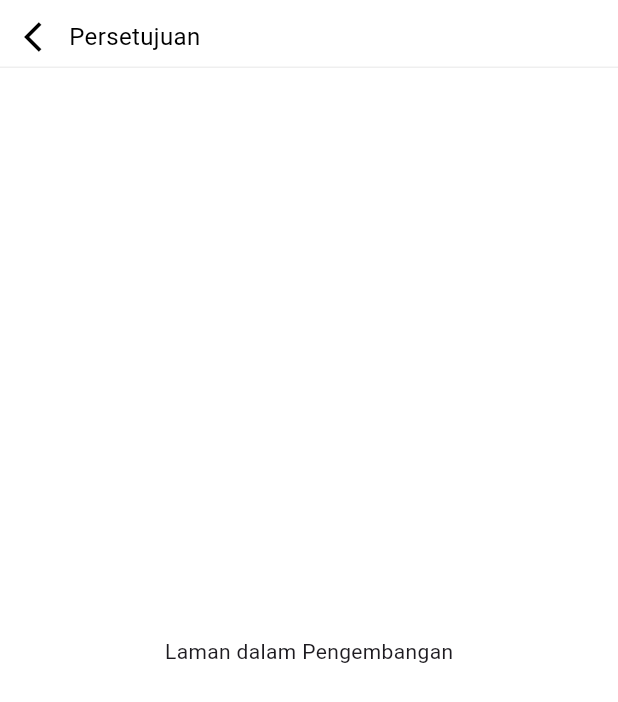
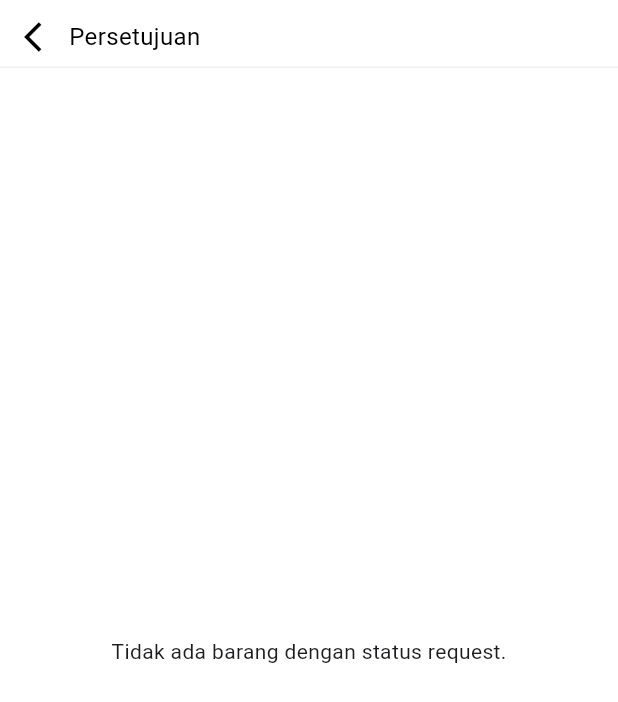
Before and after one commit to Sidqii/OM, a Flutter app: the ApprovePage screen opened directly with sample values from the repository, on a phone screen of 412 x 824 dp. Shown: the top 702 px of the screen. Run offline on Flutter 3.47's test engine with Material 3 defaults, Android fonts, the light colour scheme and no system bars; our stand-ins replace card_loading, fl_chart, table_calendar.

Commit message:
Ninth commit

```diff
--- a/lib/dummy/dummy_calendar.dart
+++ b/lib/dummy/dummy_calendar.dart
@@ -5,5 +5,4 @@ final Map<DateTime, List<String>> dummyEvents = {
   DateTime.utc(2024, 11, 18): ['Meeting Tim', 'Perencanaan Kelola Barang'],
   DateTime.utc(2024, 12, 13): ['Pemaparan aplikasi mobile'],
   DateTime.utc(2024, 12, 16): ['Akhir kegiatan KKP'],
-
 };
--- a/lib/menu/approvement/menu_approvement.dart
+++ b/lib/menu/approvement/menu_approvement.dart
@@ -4,15 +4,33 @@ import 'package:pusdatin_end/widget/component/page/comp_kembali.dart';
 
 class ApprovePage extends StatelessWidget {
   final pengguna user;
+  final List<Map<String, dynamic>> dataBarang;
 
-  const ApprovePage ({Key?key ,required this.user}) : super(key: key);
+  const ApprovePage({super.key, required this.dataBarang, required this.user});
 
   @override
   Widget build(BuildContext context) {
+    final List<Map<String, dynamic>> barangRequest =
+        dataBarang.where((item) => item['status'] == 'Request').toList();
+
     return Scaffold(
       backgroundColor: Colors.white,
-      appBar: CompKembali(title: 'Persetujuan'),
-      body: Center(child: Text('Laman dalam Pengembangan')),
+      appBar: CompKembali(
+        title: 'Persetujuan',
+      ),
+      body: barangRequest.isEmpty
+          ? const Center(child: Text('Tidak ada barang dengan status request.'))
+          : ListView.builder(
+              itemCount: barangRequest.length,
+              itemBuilder: (context, index) {
+                final barang = barangRequest[index];
+                return ListTile(
+                  leading: const Icon(Icons.inventory),
+                  title: Text(barang['nama']),
+                  subtitle: Text('Jumlah: ${barang['jumlah']}'),
+                );
+              },
+            ),
     );
   }
 }
--- a/lib/menu/pengajuan/menu_pengajuan.dart
+++ b/lib/menu/pengajuan/menu_pengajuan.dart
@@ -6,6 +6,7 @@ import 'package:pusdatin_end/widget/component/field/field_text.dart';
 
 class LoanRequestPage extends StatefulWidget {
   final pengguna user;
+
 LoanRequestPage({required this.user});
   @override
   _tambahPeminjaman createState() => _tambahPeminjaman();
--- a/lib/menu/profile/menu_profile.dart
+++ b/lib/menu/profile/menu_profile.dart
@@ -40,7 +40,7 @@ class profilePage extends StatelessWidget {
     return Scaffold(
       backgroundColor: Colors.white,
       appBar: CompKembali(
-        title: 'Profile',
+        title: 'Profil',
       ),
       body: Column(
         crossAxisAlignment: CrossAxisAlignment.center,
--- a/lib/models/dataset/dataset_pegawai.dart
+++ b/lib/models/dataset/dataset_pegawai.dart
@@ -6,6 +6,7 @@ class DatasetPegawai {
   final String pangkat;
   final String nrp;
   final String jabatan;
+  final String foto;
 
   DatasetPegawai({
     required this.id,
@@ -15,6 +16,7 @@ class DatasetPegawai {
     required this.pangkat,
     required this.nrp,
     required this.jabatan,
+    required this.foto,
   });
 
   factory DatasetPegawai.fromJson(Map<String, dynamic> json) {
@@ -26,6 +28,7 @@ class DatasetPegawai {
       pangkat: json['pangkat']?.toString() ?? '',
       nrp: json['nrp']?.toString() ?? '',
       jabatan: json['jabatan']?.toString() ?? '',
+      foto: json['foto']?.toString()??'',
     );
   }
 
--- a/lib/pages/page_home.dart
+++ b/lib/pages/page_home.dart
@@ -60,7 +60,7 @@ class _HomePageState extends State<HomePage> {
           Navigator.push(
             context,
             MaterialPageRoute(
-                builder: (context) => ApprovePage(user: widget.user)),
+                builder: (context) => ApprovePage(user: widget.user, dataBarang: [],)),
           );
         } else if (widget.user.level.toLowerCase() == 'user') {
           Navigator.push(
--- a/lib/providers/providers_pemeliharaan.dart
+++ b/lib/providers/providers_pemeliharaan.dart
@@ -59,6 +59,7 @@ class ProviderPemeliharaan extends ChangeNotifier {
             pangkat: '',
             nrp: '',
             jabatan: '',
+            foto: '',
           ),
         );
 
--- a/lib/widget/notifications/notif_item.dart
+++ b/lib/widget/notifications/notif_item.dart
@@ -14,7 +14,8 @@ class NotificationItem extends StatelessWidget {
   Widget build(BuildContext context) {
     return ListTile(
       leading: CircleAvatar(
-        backgroundImage: AssetImage(imagePath),
+        backgroundColor: Colors.white,
+        backgroundImage: AssetImage('assets/logo/pusdatin.png'),
         radius: 25,
       ),
       title: Text(
```
Also changed, not shown: lib/widget/card/inventaris/card/card_pemeliharaan.dart (+27 -1 lines), lib/widget/notifications/notif_page.dart (+10 -6 lines).
